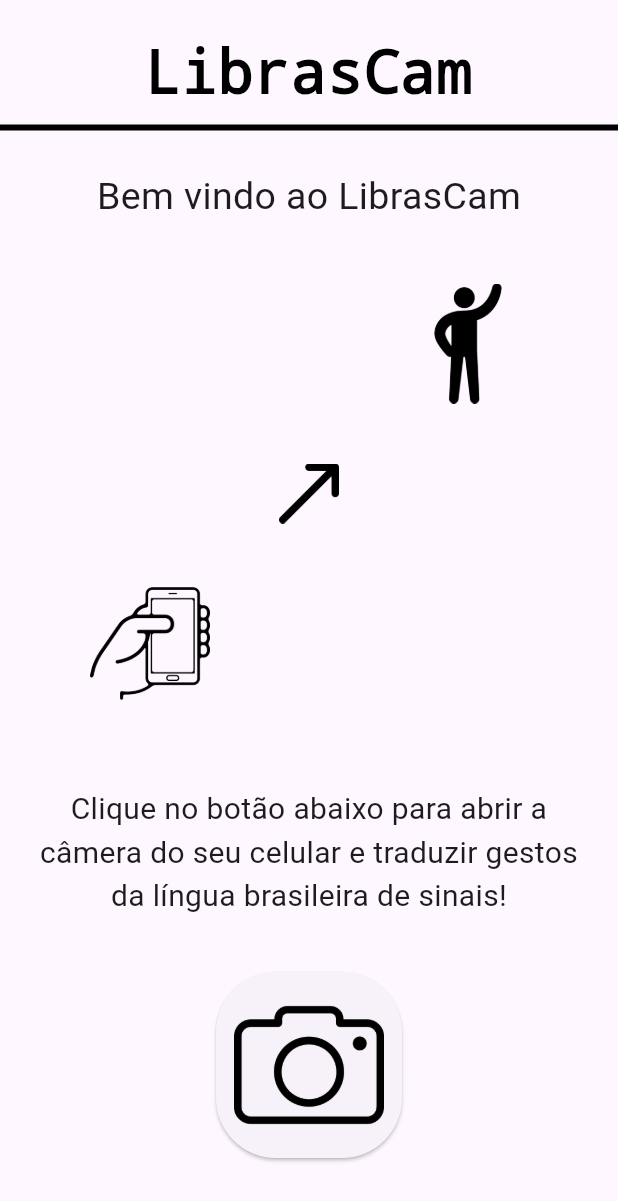
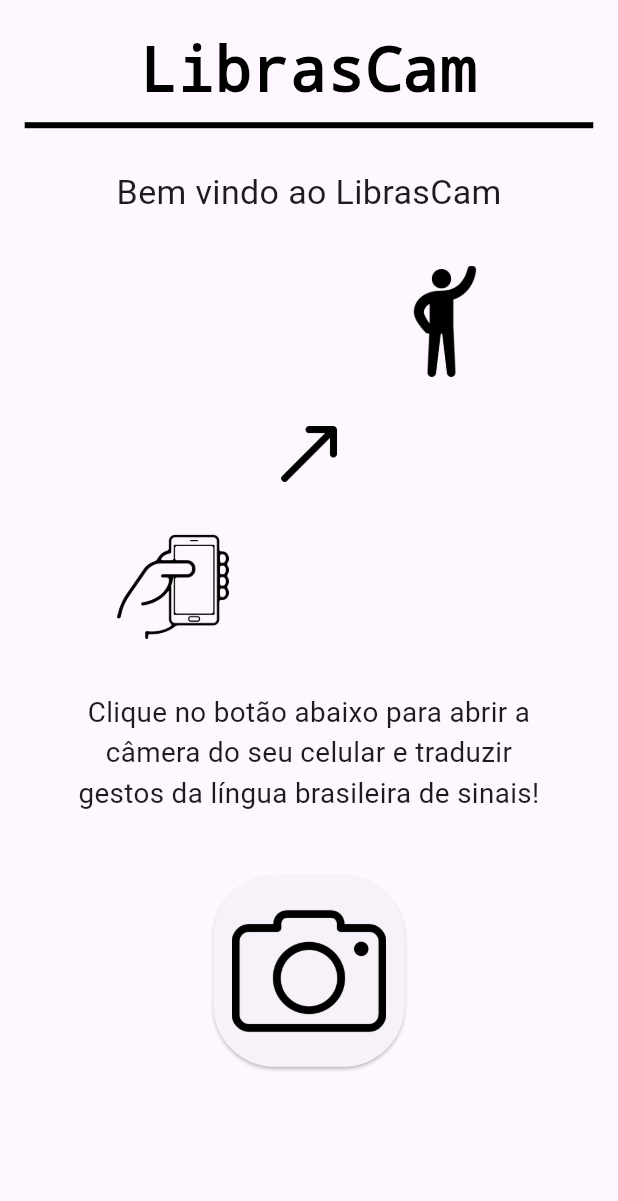
Before and after one commit to AdrianoFScarabelli/LibrasCam, a Flutter app: the HomePage screen opened by its route, on a phone screen of 412 x 824 dp. Shown: the top 1201 px of the screen. Run offline on Flutter 3.47's test engine with Material 3 defaults, Android fonts, the phone set to English and light mode, and no system bars; our stand-ins replace camera; missing offline and left inert: tflite_flutter.

Commit message:
Deixando layout da tela principal responsivo

```diff
--- a/lib/home_page.dart
+++ b/lib/home_page.dart
@@ -1,31 +1,42 @@
 import 'package:flutter/material.dart';
 import 'package:librascam/app_controller.dart';
 
-class HomePage extends StatefulWidget{
+class HomePage extends StatefulWidget {
   const HomePage({super.key});
-
 
   @override
   State<HomePage> createState() {
     return HomePageState();
   }
-
 }
 
 class HomePageState extends State<HomePage> {
-
   @override
   Widget build(BuildContext context) {
+    // Obter dimensões da tela
+    final screenSize = MediaQuery.sizeOf(context);
+    final screenWidth = screenSize.width;
+    final screenHeight = screenSize.height;
+
+    // Calcular tamanhos proporcionais
+    final titleFontSize = screenWidth * 0.1; // 10% da largura
+    final welcomeFontSize = screenWidth * 0.055; // 5.5% da largura
+    final descriptionFontSize = screenWidth * 0.045; // 4.5% da largura
+    final imageSize = screenWidth * 0.18; // 18% da largura
+    final arrowSize = screenWidth * 0.09; // 9% da largura
+    final cameraButtonSize = screenWidth * 0.25; // 25% da largura
+    final horizontalPadding = screenWidth * 0.15; // 15% da largura
+
     return Scaffold(
-      body: SizedBox(
+      body: SafeArea(
+        child: SizedBox(
           width: double.infinity,
           height: double.infinity,
           child: ListView(
+            padding: EdgeInsets.symmetric(horizontal: screenWidth * 0.04),
             children: [
-            Container(
-              height:20,
-            ),
-            const Center(
+              SizedBox(height: screenHeight * 0.02),
+              Center(
                 child: Column(
                   children: [
                     Text(
@@ -34,101 +45,103 @@ class HomePageState extends State<HomePage> {
                         color: Colors.black,
                         fontFamily: 'Monospace',
                         fontWeight: FontWeight.bold,
-                      fontSize: 40,
+                        fontSize: titleFontSize.clamp(30.0, 50.0),
                       ),
                     ),
-                  Divider(
+                    const Divider(
                       color: Colors.black,
                       thickness: 4,
                     ),
                   ],
                 ),
               ),
-            const SizedBox(
-              height: 20,
-            ),
-            const Center(
+              SizedBox(height: screenHeight * 0.025),
+              Center(
                 child: Text(
                   "Bem vindo ao LibrasCam",
                   style: TextStyle(
-                  fontSize: 25,
+                    fontSize: welcomeFontSize.clamp(20.0, 35.0),
                   ),
                 ),
               ),
-            const SizedBox(
-              height: 40,
-            ),
+              SizedBox(height: screenHeight * 0.04),
               Row(
                 mainAxisAlignment: MainAxisAlignment.end,
                 children: [
                   SizedBox(
-                  width: 80,
-                  height: 80,
-                  child: Image.asset('assets/images/homem.png'),
+                    width: imageSize,
+                    height: imageSize,
+                    child: Image.asset(
+                      'assets/images/homem.png',
+                      fit: BoxFit.contain,
                     ),
-                const SizedBox(
-                  width: 60,
+                  ),
+                  SizedBox(width: horizontalPadding),
+                ],
+              ),
+              SizedBox(height: screenHeight * 0.04),
+              Center(
+                child: SizedBox(
+                  width: arrowSize,
+                  height: arrowSize,
+                  child: Image.asset(
+                    'assets/images/seta.png',
+                    fit: BoxFit.contain,
+                  ),
+                ),
+              ),
+              SizedBox(height: screenHeight * 0.04),
+              Row(
+                children: [
+                  SizedBox(width: horizontalPadding),
+                  SizedBox(
+                    width: imageSize,
+                    height: imageSize,
+                    child: Image.asset(
+                      'assets/images/mao.png',
+                      fit: BoxFit.contain,
+                    ),
                   ),
                 ],
               ),
-            const SizedBox(
-              height: 40,
-            ),
-            SizedBox(
-              width: 40,
-              height: 40,
-              child: Image.asset('assets/images/seta.png'),
-            ),
-            const SizedBox(
-              height: 40,
-            ),
-            Row(
-              children: [
-                const SizedBox(
-                  width: 60,
-                ),
-                SizedBox(
-                  width: 80,
-                  height: 80,
-                  child: Image.asset('assets/images/mao.png'),
-                ),
-              ],
-            ),
-            const SizedBox(
-              height: 40,
-            ),
-            const Center(
+              SizedBox(height: screenHeight * 0.04),
+              Center(
                 child: Padding(
-                padding: EdgeInsets.all(16.0),
+                  padding: EdgeInsets.symmetric(horizontal: screenWidth * 0.08),
                   child: Text(
                     "Clique no botão abaixo para abrir a câmera do seu celular e traduzir gestos da língua brasileira de sinais!",
                     textAlign: TextAlign.center,
                     style: TextStyle(
-                    fontSize: 20,
+                      fontSize: descriptionFontSize.clamp(16.0, 28.0),
                     ),
                   ),
                 ),
               ),
-            const SizedBox(
-              height: 20,
-            ),
+              SizedBox(height: screenHeight * 0.05),
               Center(
                 child: ElevatedButton(
                   onPressed: () {
                     Navigator.of(context).pushNamed('/camera');
                   },
                   style: ElevatedButton.styleFrom(
-                  padding: const EdgeInsets.all(12),
-                  shape: RoundedRectangleBorder(borderRadius: BorderRadius.circular(40)),
+                    padding: EdgeInsets.all(screenWidth * 0.03),
+                    shape: RoundedRectangleBorder(
+                      borderRadius: BorderRadius.circular(screenWidth * 0.1),
+                    ),
                   ),
                   child: SizedBox(
-                  width: 100,
-                  height: 100,
-                  child: Image.asset('assets/images/camera.png'),
+                    width: cameraButtonSize,
+                    height: cameraButtonSize,
+                    child: Image.asset(
+                      'assets/images/camera.png',
+                      fit: BoxFit.contain,
                     ),
                   ),
                 ),
+              ),
+              SizedBox(height: screenHeight * 0.02),
             ],
+          ),
         ),
       ),
     );
@@ -142,7 +155,7 @@ class CustomSwitch extends StatelessWidget {
   Widget build(BuildContext context) {
     return Switch(
       value: AppController.instance.darkTheme,
-      onChanged: (value){
+      onChanged: (value) {
         AppController.instance.changeTheme();
       },
       activeColor: const Color.fromARGB(255, 5, 125, 10),
```
Lines whose indentation alone changed are shown as unchanged.
